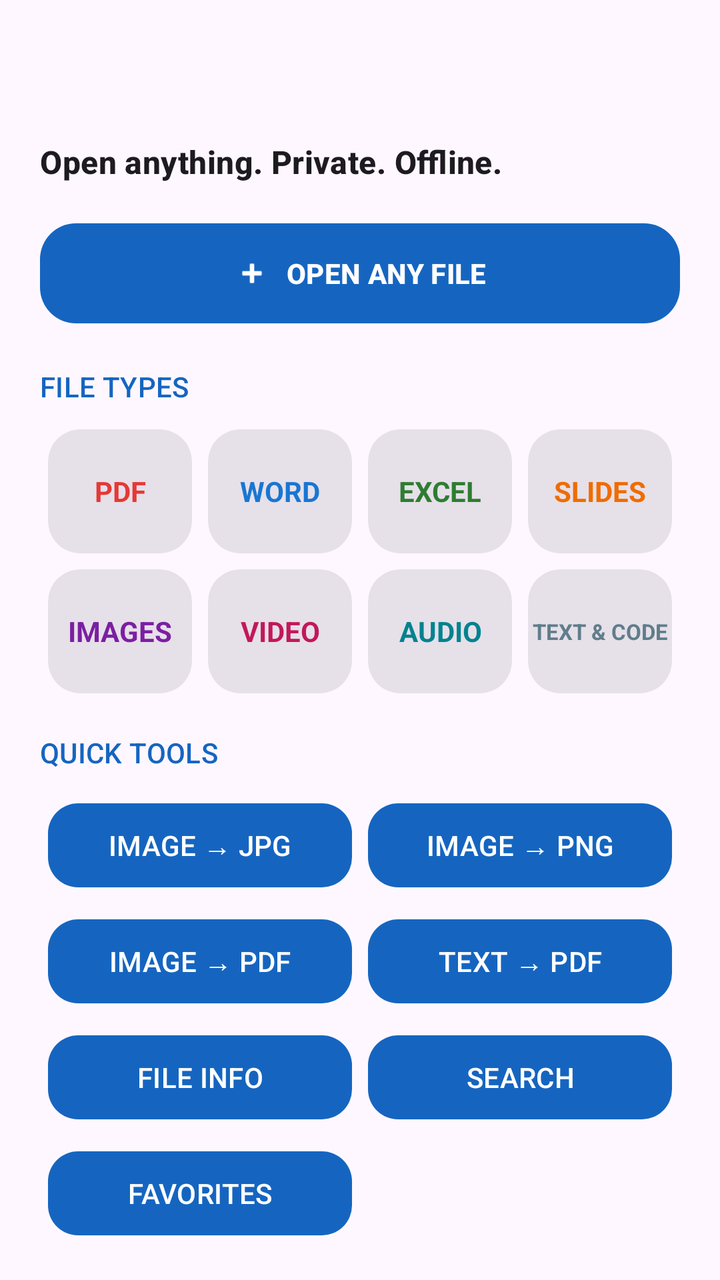
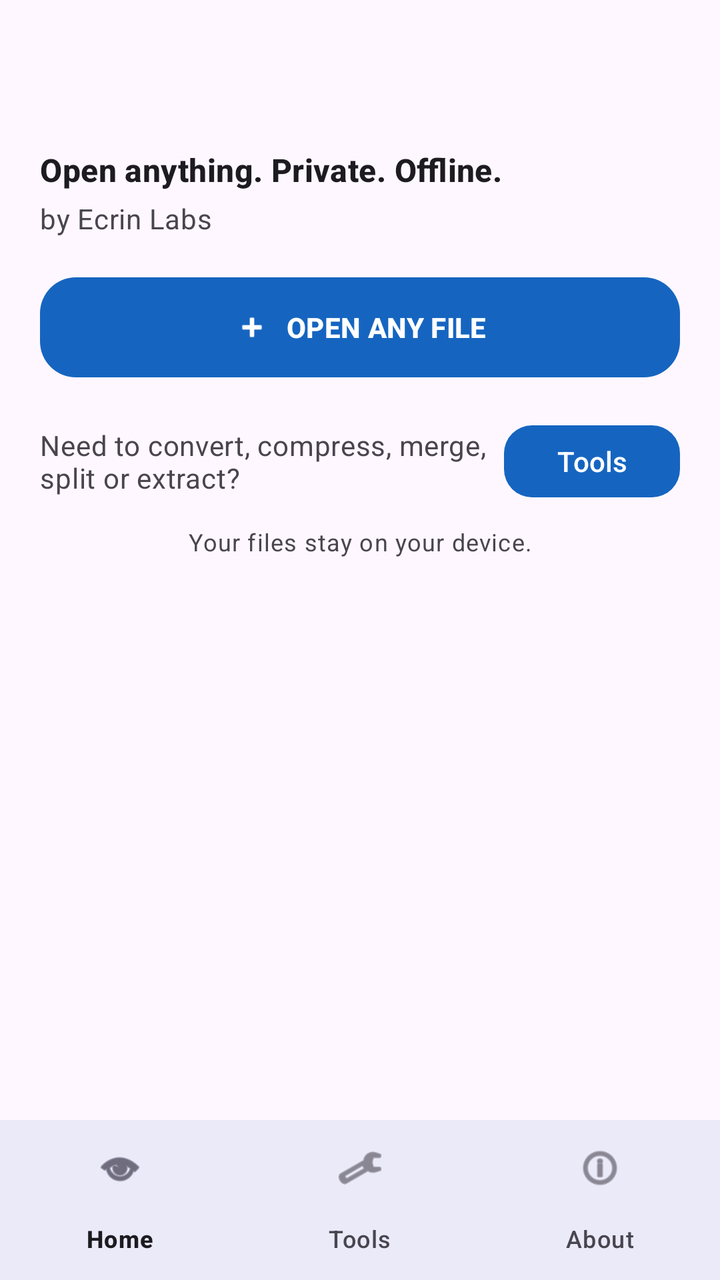

The first picture is an Android layout as it rendered before a commit; the second is the same layout after the commit. The layout source and the unified diff follow.
<!-- AndroidManifest.xml: application theme Theme.Gander -->
<!-- res/layout/activity_main.xml -->
<?xml version="1.0" encoding="utf-8"?>
<FrameLayout xmlns:android="http://schemas.android.com/apk/res/android"
    xmlns:app="http://schemas.android.com/apk/res-auto"
    android:id="@+id/root"
    android:layout_width="match_parent"
    android:layout_height="match_parent">

    <LinearLayout
        android:layout_width="match_parent"
        android:layout_height="match_parent"
        android:orientation="vertical">

        <com.google.android.material.appbar.MaterialToolbar
            android:id="@+id/toolbar"
            android:layout_width="match_parent"
            android:layout_height="?attr/actionBarSize"
            android:background="?attr/colorSurface"
            app:titleTextAppearance="?attr/textAppearanceTitleLarge" />

        <androidx.core.widget.NestedScrollView
            android:layout_width="match_parent"
            android:layout_height="0dp"
            android:layout_weight="1"
            android:fillViewport="true"
            android:overScrollMode="ifContentScrolls">

            <LinearLayout
                android:layout_width="match_parent"
                android:layout_height="wrap_content"
                android:orientation="vertical">

                <LinearLayout
                    android:id="@+id/homeHero"
                    android:layout_width="match_parent"
                    android:layout_height="wrap_content"
                    android:orientation="vertical"
                    android:paddingStart="20dp"
                    android:paddingEnd="20dp"
                    android:paddingTop="6dp"
                    android:paddingBottom="6dp">


                <TextView
                    android:layout_width="match_parent"
                    android:layout_height="wrap_content"
                    android:text="@string/main_subtitle"
                    android:textAppearance="?attr/textAppearanceTitleMedium"
                    android:textStyle="bold"
                    android:textColor="?attr/colorOnSurface" />

                <com.google.android.material.button.MaterialButton
                    android:id="@+id/openHeroButton"
                    android:layout_width="match_parent"
                    android:layout_height="58dp"
                    android:layout_marginTop="16dp"
                    android:text="@string/open_any_file"
                    android:textStyle="bold"
                    app:cornerRadius="18dp"
                    app:icon="@android:drawable/ic_input_add"
                    app:iconGravity="textStart" />

                <TextView
                    android:layout_width="match_parent"
                    android:layout_height="wrap_content"
                    android:layout_marginTop="18dp"
                    android:text="@string/file_types"
                    android:textAppearance="?attr/textAppearanceLabelLarge"
                    android:textColor="?attr/colorPrimary" />

                <GridLayout
                    android:layout_width="match_parent"
                    android:layout_height="wrap_content"
                    android:layout_marginTop="8dp"
                    android:columnCount="4"
                    android:rowCount="2"
                    android:useDefaultMargins="true">

                    <com.google.android.material.card.MaterialCardView android:id="@+id/typePdf" style="@style/Widget.Material3.CardView.Filled" android:layout_width="0dp" android:layout_height="62dp" android:layout_columnWeight="1" android:clickable="true" android:focusable="true" app:cardCornerRadius="16dp"><TextView android:layout_width="match_parent" android:layout_height="match_parent" android:gravity="center" android:text="@string/type_pdf" android:textStyle="bold" android:textColor="#E53935"/></com.google.android.material.card.MaterialCardView>
                    <com.google.android.material.card.MaterialCardView android:id="@+id/typeWord" style="@style/Widget.Material3.CardView.Filled" android:layout_width="0dp" android:layout_height="62dp" android:layout_columnWeight="1" android:clickable="true" android:focusable="true" app:cardCornerRadius="16dp"><TextView android:layout_width="match_parent" android:layout_height="match_parent" android:gravity="center" android:text="@string/type_word" android:textStyle="bold" android:textColor="#1976D2"/></com.google.android.material.card.MaterialCardView>
                    <com.google.android.material.card.MaterialCardView android:id="@+id/typeExcel" style="@style/Widget.Material3.CardView.Filled" android:layout_width="0dp" android:layout_height="62dp" android:layout_columnWeight="1" android:clickable="true" android:focusable="true" app:cardCornerRadius="16dp"><TextView android:layout_width="match_parent" android:layout_height="match_parent" android:gravity="center" android:text="@string/type_excel" android:textStyle="bold" android:textColor="#2E7D32"/></com.google.android.material.card.MaterialCardView>
                    <com.google.android.material.card.MaterialCardView android:id="@+id/typeSlides" style="@style/Widget.Material3.CardView.Filled" android:layout_width="0dp" android:layout_height="62dp" android:layout_columnWeight="1" android:clickable="true" android:focusable="true" app:cardCornerRadius="16dp"><TextView android:layout_width="match_parent" android:layout_height="match_parent" android:gravity="center" android:text="@string/type_slides" android:textStyle="bold" android:textColor="#EF6C00"/></com.google.android.material.card.MaterialCardView>

                    <com.google.android.material.card.MaterialCardView android:id="@+id/typeImages" style="@style/Widget.Material3.CardView.Filled" android:layout_width="0dp" android:layout_height="62dp" android:layout_columnWeight="1" android:clickable="true" android:focusable="true" app:cardCornerRadius="16dp"><TextView android:layout_width="match_parent" android:layout_height="match_parent" android:gravity="center" android:text="@string/type_images" android:textStyle="bold" android:textColor="#7B1FA2"/></com.google.android.material.card.MaterialCardView>
                    <com.google.android.material.card.MaterialCardView android:id="@+id/typeVideo" style="@style/Widget.Material3.CardView.Filled" android:layout_width="0dp" android:layout_height="62dp" android:layout_columnWeight="1" android:clickable="true" android:focusable="true" app:cardCornerRadius="16dp"><TextView android:layout_width="match_parent" android:layout_height="match_parent" android:gravity="center" android:text="@string/type_video" android:textStyle="bold" android:textColor="#C2185B"/></com.google.android.material.card.MaterialCardView>
                    <com.google.android.material.card.MaterialCardView android:id="@+id/typeAudio" style="@style/Widget.Material3.CardView.Filled" android:layout_width="0dp" android:layout_height="62dp" android:layout_columnWeight="1" android:clickable="true" android:focusable="true" app:cardCornerRadius="16dp"><TextView android:layout_width="match_parent" android:layout_height="match_parent" android:gravity="center" android:text="@string/type_audio" android:textStyle="bold" android:textColor="#00838F"/></com.google.android.material.card.MaterialCardView>
                    <com.google.android.material.card.MaterialCardView android:id="@+id/typeCode" style="@style/Widget.Material3.CardView.Filled" android:layout_width="0dp" android:layout_height="62dp" android:layout_columnWeight="1" android:clickable="true" android:focusable="true" app:cardCornerRadius="16dp"><TextView android:layout_width="match_parent" android:layout_height="match_parent" android:gravity="center" android:text="@string/type_code" android:textSize="11sp" android:textStyle="bold" android:textColor="#607D8B"/></com.google.android.material.card.MaterialCardView>
                </GridLayout>

                <TextView
                    android:layout_width="match_parent"
                    android:layout_height="wrap_content"
                    android:layout_marginTop="16dp"
                    android:text="@string/quick_tools"
                    android:textAppearance="?attr/textAppearanceLabelLarge"
                    android:textColor="?attr/colorPrimary" />

                <GridLayout
                    android:layout_width="match_parent"
                    android:layout_height="wrap_content"
                    android:layout_marginTop="8dp"
                    android:columnCount="2"
                    android:useDefaultMargins="true">

                    <com.google.android.material.button.MaterialButton android:id="@+id/toolJpg" android:layout_width="0dp" android:layout_height="50dp" android:layout_columnWeight="1" android:text="@string/tool_jpg" app:cornerRadius="15dp"/>
                    <com.google.android.material.button.MaterialButton android:id="@+id/toolPng" android:layout_width="0dp" android:layout_height="50dp" android:layout_columnWeight="1" android:text="@string/tool_png" app:cornerRadius="15dp"/>
                    <com.google.android.material.button.MaterialButton android:id="@+id/toolImagePdf" android:layout_width="0dp" android:layout_height="50dp" android:layout_columnWeight="1" android:text="@string/tool_image_pdf" app:cornerRadius="15dp"/>
                    <com.google.android.material.button.MaterialButton android:id="@+id/toolTextPdf" android:layout_width="0dp" android:layout_height="50dp" android:layout_columnWeight="1" android:text="@string/tool_text_pdf" app:cornerRadius="15dp"/>
                    <com.google.android.material.button.MaterialButton android:id="@+id/toolInfo" android:layout_width="0dp" android:layout_height="50dp" android:layout_columnWeight="1" android:text="@string/tool_info" app:cornerRadius="15dp"/>
                    <com.google.android.material.button.MaterialButton android:id="@+id/toolSearch" android:layout_width="0dp" android:layout_height="50dp" android:layout_columnWeight="1" android:text="@string/tool_search" app:cornerRadius="15dp"/>
                    <com.google.android.material.button.MaterialButton android:id="@+id/toolFavorites" android:layout_width="0dp" android:layout_height="50dp" android:layout_columnWeight="1" android:text="@string/tool_favorites" app:cornerRadius="15dp"/>

                </GridLayout>

                <TextView
                    android:layout_width="match_parent"
                    android:layout_height="wrap_content"
                    android:layout_marginTop="16dp"
                    android:text="@string/file_tools"
                    android:textAppearance="?attr/textAppearanceLabelLarge"
                    android:textColor="?attr/colorPrimary" />

                <GridLayout
                    android:layout_width="match_parent"
                    android:layout_height="wrap_content"
                    android:layout_marginTop="8dp"
                    android:columnCount="2"
                    android:useDefaultMargins="true">
                    <com.google.android.material.button.MaterialButton android:id="@+id/toolCreateZip" android:layout_width="0dp" android:layout_height="50dp" android:layout_columnWeight="1" android:text="@string/create_zip" app:cornerRadius="15dp"/>
                    <com.google.android.material.button.MaterialButton android:id="@+id/toolExtractZip" android:layout_width="0dp" android:layout_height="50dp" android:layout_columnWeight="1" android:text="@string/extract_zip" app:cornerRadius="15dp"/>
                    <com.google.android.material.button.MaterialButton android:id="@+id/toolMultiPdf" android:layout_width="0dp" android:layout_height="50dp" android:layout_columnWeight="1" android:text="@string/images_pdf" app:cornerRadius="15dp"/>
                    <com.google.android.material.button.MaterialButton android:id="@+id/toolDetect" android:layout_width="0dp" android:layout_height="50dp" android:layout_columnWeight="1" android:text="@string/detect_file" app:cornerRadius="15dp"/>
                </GridLayout>

                <TextView
                    android:layout_width="match_parent"
                    android:layout_height="wrap_content"
                    android:layout_marginTop="16dp"
                    android:text="@string/pdf_tools"
                    android:textAppearance="?attr/textAppearanceLabelLarge"
                    android:textColor="?attr/colorPrimary" />

                <GridLayout
                    android:layout_width="match_parent"
                    android:layout_height="wrap_content"
                    android:layout_marginTop="8dp"
                    android:columnCount="2"
                    android:useDefaultMargins="true">
                    <com.google.android.material.button.MaterialButton android:id="@+id/toolPdfMerge" android:layout_width="0dp" android:layout_height="50dp" android:layout_columnWeight="1" android:text="@string/pdf_merge" app:cornerRadius="15dp"/>
                    <com.google.android.material.button.MaterialButton android:id="@+id/toolPdfSplit" android:layout_width="0dp" android:layout_height="50dp" android:layout_columnWeight="1" android:text="@string/pdf_split" app:cornerRadius="15dp"/>
                    <com.google.android.material.button.MaterialButton android:id="@+id/toolPdfImages" android:layout_width="0dp" android:layout_height="50dp" android:layout_columnWeight="1" android:text="@string/pdf_to_images" app:cornerRadius="15dp"/>
                    <com.google.android.material.button.MaterialButton android:id="@+id/toolCompressImage" android:layout_width="0dp" android:layout_height="50dp" android:layout_columnWeight="1" android:text="@string/compress_image" app:cornerRadius="15dp"/>
                    <com.google.android.material.button.MaterialButton android:id="@+id/toolResizeImage" android:layout_width="0dp" android:layout_height="50dp" android:layout_columnWeight="1" android:text="@string/resize_image" app:cornerRadius="15dp"/>
                    <com.google.android.material.button.MaterialButton android:id="@+id/toolManageFile" android:layout_width="0dp" android:layout_height="50dp" android:layout_columnWeight="1" android:text="@string/manage_file" app:cornerRadius="15dp"/>
                </GridLayout>

                <TextView
                    android:layout_width="match_parent"
                    android:layout_height="wrap_content"
                    android:layout_marginTop="8dp"
                    android:gravity="center"
                    android:text="@string/privacy_note"
                    android:textAppearance="?attr/textAppearanceBodySmall"
                    android:textColor="?attr/colorOnSurfaceVariant" />
            
                </LinearLayout>

                <androidx.recyclerview.widget.RecyclerView
                    android:id="@+id/list"
                    android:layout_width="match_parent"
                    android:layout_height="wrap_content"
                    android:nestedScrollingEnabled="false"
                    android:clipToPadding="false"
                    android:paddingBottom="28dp" />

            </LinearLayout>
        </androidx.core.widget.NestedScrollView>
    </LinearLayout>

    <com.google.android.material.floatingactionbutton.ExtendedFloatingActionButton
        android:id="@+id/openFab"
        android:layout_width="wrap_content"
        android:layout_height="wrap_content"
        android:visibility="gone"
        android:text="@string/open_a_file" />
</FrameLayout>
<!-- resources referenced by this layout -->
<resources>
  <string name="compress_image">COMPRESS IMAGE</string>
  <string name="create_zip">CREATE ZIP</string>
  <string name="detect_file">OPEN UNKNOWN FILE</string>
  <string name="extract_zip">EXTRACT ZIP</string>
  <string name="file_tools">FILE TOOLS</string>
  <string name="file_types">FILE TYPES</string>
  <string name="images_pdf">IMAGES → PDF</string>
  <string name="main_subtitle">Open anything. Private. Offline.</string>
  <string name="manage_file">MANAGE FILE</string>
  <string name="open_a_file">Open a file</string>
  <string name="open_any_file">OPEN ANY FILE</string>
  <string name="pdf_merge">MERGE PDF</string>
  <string name="pdf_split">SPLIT PDF</string>
  <string name="pdf_to_images">PDF → IMAGES</string>
  <string name="pdf_tools">PDF &amp; IMAGE TOOLS</string>
  <string name="privacy_note">Your files stay on your device.</string>
  <string name="quick_tools">QUICK TOOLS</string>
  <string name="resize_image">RESIZE IMAGE</string>
  <string name="tool_favorites">FAVORITES</string>
  <string name="tool_image_pdf">IMAGE → PDF</string>
  <string name="tool_info">FILE INFO</string>
  <string name="tool_jpg">IMAGE → JPG</string>
  <string name="tool_png">IMAGE → PNG</string>
  <string name="tool_search">SEARCH</string>
  <string name="tool_text_pdf">TEXT → PDF</string>
  <string name="type_audio">AUDIO</string>
  <string name="type_code">TEXT &amp; CODE</string>
  <string name="type_excel">EXCEL</string>
  <string name="type_images">IMAGES</string>
  <string name="type_pdf">PDF</string>
  <string name="type_slides">SLIDES</string>
  <string name="type_video">VIDEO</string>
  <string name="type_word">WORD</string>
  <style name="Theme.Gander" parent="Theme.Material3.DayNight.NoActionBar">
          <item name="colorPrimary">@color/gander_primary</item>
          <item name="android:windowLightStatusBar">true</item>
      </style>
  <color name="gander_primary">#1565C0</color>
</resources>

<!-- the commit's change to res/layout/activity_main.xml (unified diff, before → after) -->
@@ -17,163 +17,229 @@
             android:background="?attr/colorSurface"
             app:titleTextAppearance="?attr/textAppearanceTitleLarge" />
 
-        <androidx.core.widget.NestedScrollView
+        <FrameLayout
             android:layout_width="match_parent"
             android:layout_height="0dp"
-            android:layout_weight="1"
-            android:fillViewport="true"
-            android:overScrollMode="ifContentScrolls">
-
-            <LinearLayout
+            android:layout_weight="1">
+
+            <androidx.core.widget.NestedScrollView
+                android:id="@+id/homeScreen"
                 android:layout_width="match_parent"
-                android:layout_height="wrap_content"
-                android:orientation="vertical">
+                android:layout_height="match_parent"
+                android:fillViewport="true">
 
                 <LinearLayout
-                    android:id="@+id/homeHero"
+                    android:layout_width="match_parent"
+                    android:layout_height="wrap_content"
+                    android:orientation="vertical">
+
+                    <LinearLayout
+                        android:id="@+id/homeHero"
+                        android:layout_width="match_parent"
+                        android:layout_height="wrap_content"
+                        android:orientation="vertical"
+                        android:paddingStart="20dp"
+                        android:paddingEnd="20dp"
+                        android:paddingTop="10dp"
+                        android:paddingBottom="8dp">
+
+                        <TextView
+                            android:layout_width="match_parent"
+                            android:layout_height="wrap_content"
+                            android:text="@string/main_subtitle"
+                            android:textAppearance="?attr/textAppearanceTitleMedium"
+                            android:textStyle="bold"
+                            android:textColor="?attr/colorOnSurface" />
+
+                        <TextView
+                            android:layout_width="match_parent"
+                            android:layout_height="wrap_content"
+                            android:layout_marginTop="4dp"
+                            android:text="@string/by_ecrin_labs"
+                            android:textAppearance="?attr/textAppearanceBodyMedium"
+                            android:textColor="?attr/colorOnSurfaceVariant" />
+
+                        <com.google.android.material.button.MaterialButton
+                            android:id="@+id/openHeroButton"
+                            android:layout_width="match_parent"
+                            android:layout_height="58dp"
+                            android:layout_marginTop="16dp"
+                            android:text="@string/open_any_file"
+                            android:textStyle="bold"
+                            app:cornerRadius="18dp"
+                            app:icon="@android:drawable/ic_input_add"
+                            app:iconGravity="textStart" />
+
+                        <LinearLayout
+                            android:layout_width="match_parent"
+                            android:layout_height="wrap_content"
+                            android:layout_marginTop="16dp"
+                            android:gravity="center_vertical"
+                            android:orientation="horizontal">
+
+                            <TextView
+                                android:layout_width="0dp"
+                                android:layout_height="wrap_content"
+                                android:layout_weight="1"
+                                android:text="@string/home_tools_teaser"
+                                android:textAppearance="?attr/textAppearanceBodyMedium"
+                                android:textColor="?attr/colorOnSurfaceVariant" />
+
+                            <com.google.android.material.button.MaterialButton
+                                android:id="@+id/openToolsButton"
+                                android:layout_width="wrap_content"
+                                android:layout_height="44dp"
+                                android:text="@string/tools"
+                                app:cornerRadius="14dp" />
+                        </LinearLayout>
+
+                        <TextView
+                            android:layout_width="match_parent"
+                            android:layout_height="wrap_content"
+                            android:layout_marginTop="10dp"
+                            android:gravity="center"
+                            android:text="@string/privacy_note"
+                            android:textAppearance="?attr/textAppearanceBodySmall"
+                            android:textColor="?attr/colorOnSurfaceVariant" />
+                    </LinearLayout>
+
+                    <androidx.recyclerview.widget.RecyclerView
+                        android:id="@+id/list"
+                        android:layout_width="match_parent"
+                        android:layout_height="wrap_content"
+                        android:nestedScrollingEnabled="false"
+                        android:clipToPadding="false"
+                        android:paddingBottom="24dp" />
+
+                </LinearLayout>
+            </androidx.core.widget.NestedScrollView>
+
+            <androidx.core.widget.NestedScrollView
+                android:id="@+id/toolsScreen"
+                android:layout_width="match_parent"
+                android:layout_height="match_parent"
+                android:visibility="gone"
+                android:fillViewport="true">
+
+                <LinearLayout
                     android:layout_width="match_parent"
                     android:layout_height="wrap_content"
                     android:orientation="vertical"
-                    android:paddingStart="20dp"
-                    android:paddingEnd="20dp"
-                    android:paddingTop="6dp"
-                    android:paddingBottom="6dp">
-
-
-                <TextView
-                    android:layout_width="match_parent"
-                    android:layout_height="wrap_content"
-                    android:text="@string/main_subtitle"
-                    android:textAppearance="?attr/textAppearanceTitleMedium"
-                    android:textStyle="bold"
-                    android:textColor="?attr/colorOnSurface" />
-
-                <com.google.android.material.button.MaterialButton
-                    android:id="@+id/openHeroButton"
-                    android:layout_width="match_parent"
-                    android:layout_height="58dp"
-                    android:layout_marginTop="16dp"
-                    android:text="@string/open_any_file"
-                    android:textStyle="bold"
-                    app:cornerRadius="18dp"
-                    app:icon="@android:drawable/ic_input_add"
-                    app:iconGravity="textStart" />
-
-                <TextView
-                    android:layout_width="match_parent"
-                    android:layout_height="wrap_content"
-                    android:layout_marginTop="18dp"
-                    android:text="@string/file_types"
-                    android:textAppearance="?attr/textAppearanceLabelLarge"
-                    android:textColor="?attr/colorPrimary" />
-
-                <GridLayout
-                    android:layout_width="match_parent"
-                    android:layout_height="wrap_content"
-                    android:layout_marginTop="8dp"
-                    android:columnCount="4"
-                    android:rowCount="2"
-                    android:useDefaultMargins="true">
-
-                    <com.google.android.material.card.MaterialCardView android:id="@+id/typePdf" style="@style/Widget.Material3.CardView.Filled" android:layout_width="0dp" android:layout_height="62dp" android:layout_columnWeight="1" android:clickable="true" android:focusable="true" app:cardCornerRadius="16dp"><TextView android:layout_width="match_parent" android:layout_height="match_parent" android:gravity="center" android:text="@string/type_pdf" android:textStyle="bold" android:textColor="#E53935"/></com.google.android.material.card.MaterialCardView>
-                    <com.google.android.material.card.MaterialCardView android:id="@+id/typeWord" style="@style/Widget.Material3.CardView.Filled" android:layout_width="0dp" android:layout_height="62dp" android:layout_columnWeight="1" android:clickable="true" android:focusable="true" app:cardCornerRadius="16dp"><TextView android:layout_width="match_parent" android:layout_height="match_parent" android:gravity="center" android:text="@string/type_word" android:textStyle="bold" android:textColor="#1976D2"/></com.google.android.material.card.MaterialCardView>
-                    <com.google.android.material.card.MaterialCardView android:id="@+id/typeExcel" style="@style/Widget.Material3.CardView.Filled" android:layout_width="0dp" android:layout_height="62dp" android:layout_columnWeight="1" android:clickable="true" android:focusable="true" app:cardCornerRadius="16dp"><TextView android:layout_width="match_parent" android:layout_height="match_parent" android:gravity="center" android:text="@string/type_excel" android:textStyle="bold" android:textColor="#2E7D32"/></com.google.android.material.card.MaterialCardView>
-                    <com.google.android.material.card.MaterialCardView android:id="@+id/typeSlides" style="@style/Widget.Material3.CardView.Filled" android:layout_width="0dp" android:layout_height="62dp" android:layout_columnWeight="1" android:clickable="true" android:focusable="true" app:cardCornerRadius="16dp"><TextView android:layout_width="match_parent" android:layout_height="match_parent" android:gravity="center" android:text="@string/type_slides" android:textStyle="bold" android:textColor="#EF6C00"/></com.google.android.material.card.MaterialCardView>
-
-                    <com.google.android.material.card.MaterialCardView android:id="@+id/typeImages" style="@style/Widget.Material3.CardView.Filled" android:layout_width="0dp" android:layout_height="62dp" android:layout_columnWeight="1" android:clickable="true" android:focusable="true" app:cardCornerRadius="16dp"><TextView android:layout_width="match_parent" android:layout_height="match_parent" android:gravity="center" android:text="@string/type_images" android:textStyle="bold" android:textColor="#7B1FA2"/></com.google.android.material.card.MaterialCardView>
-                    <com.google.android.material.card.MaterialCardView android:id="@+id/typeVideo" style="@style/Widget.Material3.CardView.Filled" android:layout_width="0dp" android:layout_height="62dp" android:layout_columnWeight="1" android:clickable="true" android:focusable="true" app:cardCornerRadius="16dp"><TextView android:layout_width="match_parent" android:layout_height="match_parent" android:gravity="center" android:text="@string/type_video" android:textStyle="bold" android:textColor="#C2185B"/></com.google.android.material.card.MaterialCardView>
-                    <com.google.android.material.card.MaterialCardView android:id="@+id/typeAudio" style="@style/Widget.Material3.CardView.Filled" android:layout_width="0dp" android:layout_height="62dp" android:layout_columnWeight="1" android:clickable="true" android:focusable="true" app:cardCornerRadius="16dp"><TextView android:layout_width="match_parent" android:layout_height="match_parent" android:gravity="center" android:text="@string/type_audio" android:textStyle="bold" android:textColor="#00838F"/></com.google.android.material.card.MaterialCardView>
-                    <com.google.android.material.card.MaterialCardView android:id="@+id/typeCode" style="@style/Widget.Material3.CardView.Filled" android:layout_width="0dp" android:layout_height="62dp" android:layout_columnWeight="1" android:clickable="true" android:focusable="true" app:cardCornerRadius="16dp"><TextView android:layout_width="match_parent" android:layout_height="match_parent" android:gravity="center" android:text="@string/type_code" android:textSize="11sp" android:textStyle="bold" android:textColor="#607D8B"/></com.google.android.material.card.MaterialCardView>
-                </GridLayout>
-
-                <TextView
-                    android:layout_width="match_parent"
-                    android:layout_height="wrap_content"
-                    android:layout_marginTop="16dp"
-                    android:text="@string/quick_tools"
-                    android:textAppearance="?attr/textAppearanceLabelLarge"
-                    android:textColor="?attr/colorPrimary" />
-
-                <GridLayout
-                    android:layout_width="match_parent"
-                    android:layout_height="wrap_content"
-                    android:layout_marginTop="8dp"
-                    android:columnCount="2"
-                    android:useDefaultMargins="true">
-
-                    <com.google.android.material.button.MaterialButton android:id="@+id/toolJpg" android:layout_width="0dp" android:layout_height="50dp" android:layout_columnWeight="1" android:text="@string/tool_jpg" app:cornerRadius="15dp"/>
-                    <com.google.android.material.button.MaterialButton android:id="@+id/toolPng" android:layout_width="0dp" android:layout_height="50dp" android:layout_columnWeight="1" android:text="@string/tool_png" app:cornerRadius="15dp"/>
-                    <com.google.android.material.button.MaterialButton android:id="@+id/toolImagePdf" android:layout_width="0dp" android:layout_height="50dp" android:layout_columnWeight="1" android:text="@string/tool_image_pdf" app:cornerRadius="15dp"/>
-                    <com.google.android.material.button.MaterialButton android:id="@+id/toolTextPdf" android:layout_width="0dp" android:layout_height="50dp" android:layout_columnWeight="1" android:text="@string/tool_text_pdf" app:cornerRadius="15dp"/>
-                    <com.google.android.material.button.MaterialButton android:id="@+id/toolInfo" android:layout_width="0dp" android:layout_height="50dp" android:layout_columnWeight="1" android:text="@string/tool_info" app:cornerRadius="15dp"/>
-                    <com.google.android.material.button.MaterialButton android:id="@+id/toolSearch" android:layout_width="0dp" android:layout_height="50dp" android:layout_columnWeight="1" android:text="@string/tool_search" app:cornerRadius="15dp"/>
-                    <com.google.android.material.button.MaterialButton android:id="@+id/toolFavorites" android:layout_width="0dp" android:layout_height="50dp" android:layout_columnWeight="1" android:text="@string/tool_favorites" app:cornerRadius="15dp"/>
-
-                </GridLayout>
-
-                <TextView
-                    android:layout_width="match_parent"
-                    android:layout_height="wrap_content"
-                    android:layout_marginTop="16dp"
-                    android:text="@string/file_tools"
-                    android:textAppearance="?attr/textAppearanceLabelLarge"
-                    android:textColor="?attr/colorPrimary" />
-
-                <GridLayout
-                    android:layout_width="match_parent"
-                    android:layout_height="wrap_content"
-                    android:layout_marginTop="8dp"
-                    android:columnCount="2"
-                    android:useDefaultMargins="true">
-                    <com.google.android.material.button.MaterialButton android:id="@+id/toolCreateZip" android:layout_width="0dp" android:layout_height="50dp" android:layout_columnWeight="1" android:text="@string/create_zip" app:cornerRadius="15dp"/>
-                    <com.google.android.material.button.MaterialButton android:id="@+id/toolExtractZip" android:layout_width="0dp" android:layout_height="50dp" android:layout_columnWeight="1" android:text="@string/extract_zip" app:cornerRadius="15dp"/>
-                    <com.google.android.material.button.MaterialButton android:id="@+id/toolMultiPdf" android:layout_width="0dp" android:layout_height="50dp" android:layout_columnWeight="1" android:text="@string/images_pdf" app:cornerRadius="15dp"/>
-                    <com.google.android.material.button.MaterialButton android:id="@+id/toolDetect" android:layout_width="0dp" android:layout_height="50dp" android:layout_columnWeight="1" android:text="@string/detect_file" app:cornerRadius="15dp"/>
-                </GridLayout>
-
-                <TextView
-                    android:layout_width="match_parent"
-                    android:layout_height="wrap_content"
-                    android:layout_marginTop="16dp"
-                    android:text="@string/pdf_tools"
-                    android:textAppearance="?attr/textAppearanceLabelLarge"
-                    android:textColor="?attr/colorPrimary" />
-
-                <GridLayout
-                    android:layout_width="match_parent"
-                    android:layout_height="wrap_content"
-                    android:layout_marginTop="8dp"
-                    android:columnCount="2"
-                    android:useDefaultMargins="true">
-                    <com.google.android.material.button.MaterialButton android:id="@+id/toolPdfMerge" android:layout_width="0dp" android:layout_height="50dp" android:layout_columnWeight="1" android:text="@string/pdf_merge" app:cornerRadius="15dp"/>
-                    <com.google.android.material.button.MaterialButton android:id="@+id/toolPdfSplit" android:layout_width="0dp" android:layout_height="50dp" android:layout_columnWeight="1" android:text="@string/pdf_split" app:cornerRadius="15dp"/>
-                    <com.google.android.material.button.MaterialButton android:id="@+id/toolPdfImages" android:layout_width="0dp" android:layout_height="50dp" android:layout_columnWeight="1" android:text="@string/pdf_to_images" app:cornerRadius="15dp"/>
-                    <com.google.android.material.button.MaterialButton android:id="@+id/toolCompressImage" android:layout_width="0dp" android:layout_height="50dp" android:layout_columnWeight="1" android:text="@string/compress_image" app:cornerRadius="15dp"/>
-                    <com.google.android.material.button.MaterialButton android:id="@+id/toolResizeImage" android:layout_width="0dp" android:layout_height="50dp" android:layout_columnWeight="1" android:text="@string/resize_image" app:cornerRadius="15dp"/>
-                    <com.google.android.material.button.MaterialButton android:id="@+id/toolManageFile" android:layout_width="0dp" android:layout_height="50dp" android:layout_columnWeight="1" android:text="@string/manage_file" app:cornerRadius="15dp"/>
-                </GridLayout>
-
-                <TextView
-                    android:layout_width="match_parent"
-                    android:layout_height="wrap_content"
-                    android:layout_marginTop="8dp"
-                    android:gravity="center"
-                    android:text="@string/privacy_note"
-                    android:textAppearance="?attr/textAppearanceBodySmall"
-                    android:textColor="?attr/colorOnSurfaceVariant" />
-            
+                    android:paddingStart="18dp"
+                    android:paddingEnd="18dp"
+                    android:paddingTop="10dp"
+                    android:paddingBottom="24dp">
+
+                    <TextView
+                        android:layout_width="match_parent"
+                        android:layout_height="wrap_content"
+                        android:text="@string/tools_title"
+                        android:textAppearance="?attr/textAppearanceHeadlineSmall"
+                        android:textStyle="bold"/>
+
+                    <TextView
+                        android:layout_width="match_parent"
+                        android:layout_height="wrap_content"
+                        android:layout_marginTop="4dp"
+                        android:text="@string/tools_subtitle"
+                        android:textAppearance="?attr/textAppearanceBodyMedium"
+                        android:textColor="?attr/colorOnSurfaceVariant"/>
+
+                    <TextView
+                        android:layout_width="match_parent"
+                        android:layout_height="wrap_content"
+                        android:layout_marginTop="20dp"
+                        android:text="@string/pdf_tools"
+                        android:textAppearance="?attr/textAppearanceLabelLarge"
+                        android:textColor="?attr/colorPrimary"/>
+
+                    <GridLayout
+                        android:layout_width="match_parent"
+                        android:layout_height="wrap_content"
+                        android:columnCount="2"
+                        android:useDefaultMargins="true">
+                        <com.google.android.material.button.MaterialButton android:id="@+id/toolPdfMerge" android:layout_width="0dp" android:layout_height="52dp" android:layout_columnWeight="1" android:text="@string/pdf_merge" app:icon="@android:drawable/ic_menu_add" app:cornerRadius="15dp"/>
+                        <com.google.android.material.button.MaterialButton android:id="@+id/toolPdfSplit" android:layout_width="0dp" android:layout_height="52dp" android:layout_columnWeight="1" android:text="@string/pdf_split" app:icon="@android:drawable/ic_menu_crop" app:cornerRadius="15dp"/>
+                        <com.google.android.material.button.MaterialButton android:id="@+id/toolPdfImages" android:layout_width="0dp" android:layout_height="52dp" android:layout_columnWeight="1" android:text="@string/pdf_to_images" app:icon="@android:drawable/ic_menu_gallery" app:cornerRadius="15dp"/>
+                        <com.google.android.material.button.MaterialButton android:id="@+id/toolMultiPdf" android:layout_width="0dp" android:layout_height="52dp" android:layout_columnWeight="1" android:text="@string/images_pdf" app:icon="@android:drawable/ic_menu_save" app:cornerRadius="15dp"/>
+                        <com.google.android.material.button.MaterialButton android:id="@+id/toolTextPdf" android:layout_width="0dp" android:layout_height="52dp" android:layout_columnWeight="1" android:text="@string/tool_text_pdf" app:icon="@android:drawable/ic_menu_edit" app:cornerRadius="15dp"/>
+                    </GridLayout>
+
+                    <TextView
+                        android:layout_width="match_parent"
+                        android:layout_height="wrap_content"
+                        android:layout_marginTop="18dp"
+                        android:text="@string/image_tools"
+                        android:textAppearance="?attr/textAppearanceLabelLarge"
+                        android:textColor="?attr/colorPrimary"/>
+
+                    <GridLayout
+                        android:layout_width="match_parent"
+                        android:layout_height="wrap_content"
+                        android:columnCount="2"
+                        android:useDefaultMargins="true">
+                        <com.google.android.material.button.MaterialButton android:id="@+id/toolJpg" android:layout_width="0dp" android:layout_height="52dp" android:layout_columnWeight="1" android:text="@string/tool_jpg" app:icon="@android:drawable/ic_menu_camera" app:cornerRadius="15dp"/>
+                        <com.google.android.material.button.MaterialButton android:id="@+id/toolPng" android:layout_width="0dp" android:layout_height="52dp" android:layout_columnWeight="1" android:text="@string/tool_png" app:icon="@android:drawable/ic_menu_gallery" app:cornerRadius="15dp"/>
+                        <com.google.android.material.button.MaterialButton android:id="@+id/toolImagePdf" android:layout_width="0dp" android:layout_height="52dp" android:layout_columnWeight="1" android:text="@string/tool_image_pdf" app:icon="@android:drawable/ic_menu_save" app:cornerRadius="15dp"/>
+                        <com.google.android.material.button.MaterialButton android:id="@+id/toolCompressImage" android:layout_width="0dp" android:layout_height="52dp" android:layout_columnWeight="1" android:text="@string/compress_image" app:icon="@android:drawable/ic_menu_manage" app:cornerRadius="15dp"/>
+                        <com.google.android.material.button.MaterialButton android:id="@+id/toolResizeImage" android:layout_width="0dp" android:layout_height="52dp" android:layout_columnWeight="1" android:text="@string/resize_image" app:icon="@android:drawable/ic_menu_crop" app:cornerRadius="15dp"/>
+                    </GridLayout>
+
+                    <TextView
+                        android:layout_width="match_parent"
+                        android:layout_height="wrap_content"
+                        android:layout_marginTop="18dp"
+                        android:text="@string/archive_tools"
+                        android:textAppearance="?attr/textAppearanceLabelLarge"
+                        android:textColor="?attr/colorPrimary"/>
+
+                    <GridLayout
+                        android:layout_width="match_parent"
+                        android:layout_height="wrap_content"
+                        android:columnCount="2"
+                        android:useDefaultMargins="true">
+                        <com.google.android.material.button.MaterialButton android:id="@+id/toolCreateZip" android:layout_width="0dp" android:layout_height="52dp" android:layout_columnWeight="1" android:text="@string/create_zip" app:icon="@android:drawable/ic_menu_save" app:cornerRadius="15dp"/>
+                        <com.google.android.material.button.MaterialButton android:id="@+id/toolExtractZip" android:layout_width="0dp" android:layout_height="52dp" android:layout_columnWeight="1" android:text="@string/extract_zip" app:icon="@android:drawable/ic_menu_upload" app:cornerRadius="15dp"/>
+                    </GridLayout>
+
+                    <TextView
+                        android:layout_width="match_parent"
+                        android:layout_height="wrap_content"
+                        android:layout_marginTop="18dp"
+                        android:text="@string/file_tools"
+                        android:textAppearance="?attr/textAppearanceLabelLarge"
+                        android:textColor="?attr/colorPrimary"/>
+
+                    <GridLayout
+                        android:layout_width="match_parent"
+                        android:layout_height="wrap_content"
+                        android:columnCount="2"
+                        android:useDefaultMargins="true">
+                        <com.google.android.material.button.MaterialButton android:id="@+id/toolDetect" android:layout_width="0dp" android:layout_height="52dp" android:layout_columnWeight="1" android:text="@string/detect_file" app:icon="@android:drawable/ic_menu_help" app:cornerRadius="15dp"/>
+                        <com.google.android.material.button.MaterialButton android:id="@+id/toolInfo" android:layout_width="0dp" android:layout_height="52dp" android:layout_columnWeight="1" android:text="@string/tool_info" app:icon="@android:drawable/ic_menu_info_details" app:cornerRadius="15dp"/>
+                        <com.google.android.material.button.MaterialButton android:id="@+id/toolSearch" android:layout_width="0dp" android:layout_height="52dp" android:layout_columnWeight="1" android:text="@string/tool_search" app:icon="@android:drawable/ic_menu_search" app:cornerRadius="15dp"/>
+                        <com.google.android.material.button.MaterialButton android:id="@+id/toolFavorites" android:layout_width="0dp" android:layout_height="52dp" android:layout_columnWeight="1" android:text="@string/tool_favorites" app:icon="@android:drawable/btn_star_big_on" app:cornerRadius="15dp"/>
+                        <com.google.android.material.button.MaterialButton android:id="@+id/toolManageFile" android:layout_width="0dp" android:layout_height="52dp" android:layout_columnWeight="1" android:text="@string/manage_file" app:icon="@android:drawable/ic_menu_manage" app:cornerRadius="15dp"/>
+                    </GridLayout>
+
+                    <TextView
+                        android:layout_width="match_parent"
+                        android:layout_height="wrap_content"
+                        android:layout_marginTop="18dp"
+                        android:gravity="center"
+                        android:text="@string/tools_footer"
+                        android:textAppearance="?attr/textAppearanceBodySmall"
+                        android:textColor="?attr/colorOnSurfaceVariant"/>
                 </LinearLayout>
-
-                <androidx.recyclerview.widget.RecyclerView
-                    android:id="@+id/list"
-                    android:layout_width="match_parent"
-                    android:layout_height="wrap_content"
-                    android:nestedScrollingEnabled="false"
-                    android:clipToPadding="false"
-                    android:paddingBottom="28dp" />
-
-            </LinearLayout>
-        </androidx.core.widget.NestedScrollView>
+            </androidx.core.widget.NestedScrollView>
+        </FrameLayout>
+
+        <com.google.android.material.bottomnavigation.BottomNavigationView
+            android:id="@+id/bottomNav"
+            android:layout_width="match_parent"
+            android:layout_height="wrap_content"
+            android:background="?attr/colorSurface"
+            app:menu="@menu/bottom_nav_menu" />
     </LinearLayout>
 
     <com.google.android.material.floatingactionbutton.ExtendedFloatingActionButton
<!-- resource entries referenced after the edit -->
@@ -1,11 +1,14 @@
 <!-- resources referenced by this layout -->
 <resources>
+  <string name="archive_tools">ARCHIVE TOOLS</string>
+  <string name="by_ecrin_labs">by Ecrin Labs</string>
   <string name="compress_image">COMPRESS IMAGE</string>
   <string name="create_zip">CREATE ZIP</string>
   <string name="detect_file">OPEN UNKNOWN FILE</string>
   <string name="extract_zip">EXTRACT ZIP</string>
   <string name="file_tools">FILE TOOLS</string>
-  <string name="file_types">FILE TYPES</string>
+  <string name="home_tools_teaser">Need to convert, compress, merge, split or extract?</string>
+  <string name="image_tools">IMAGE TOOLS</string>
   <string name="images_pdf">IMAGES → PDF</string>
   <string name="main_subtitle">Open anything. Private. Offline.</string>
   <string name="manage_file">MANAGE FILE</string>
@@ -16,7 +19,6 @@
   <string name="pdf_to_images">PDF → IMAGES</string>
   <string name="pdf_tools">PDF &amp; IMAGE TOOLS</string>
   <string name="privacy_note">Your files stay on your device.</string>
-  <string name="quick_tools">QUICK TOOLS</string>
   <string name="resize_image">RESIZE IMAGE</string>
   <string name="tool_favorites">FAVORITES</string>
   <string name="tool_image_pdf">IMAGE → PDF</string>
@@ -25,14 +27,10 @@
   <string name="tool_png">IMAGE → PNG</string>
   <string name="tool_search">SEARCH</string>
   <string name="tool_text_pdf">TEXT → PDF</string>
-  <string name="type_audio">AUDIO</string>
-  <string name="type_code">TEXT &amp; CODE</string>
-  <string name="type_excel">EXCEL</string>
-  <string name="type_images">IMAGES</string>
-  <string name="type_pdf">PDF</string>
-  <string name="type_slides">SLIDES</string>
-  <string name="type_video">VIDEO</string>
-  <string name="type_word">WORD</string>
+  <string name="tools">Tools</string>
+  <string name="tools_footer">Offline by design. Your files stay on your device.</string>
+  <string name="tools_subtitle">PDF, image, archive and file utilities — all on your device.</string>
+  <string name="tools_title">All tools</string>
   <style name="Theme.Gander" parent="Theme.Material3.DayNight.NoActionBar">
           <item name="colorPrimary">@color/gander_primary</item>
           <item name="android:windowLightStatusBar">true</item>
